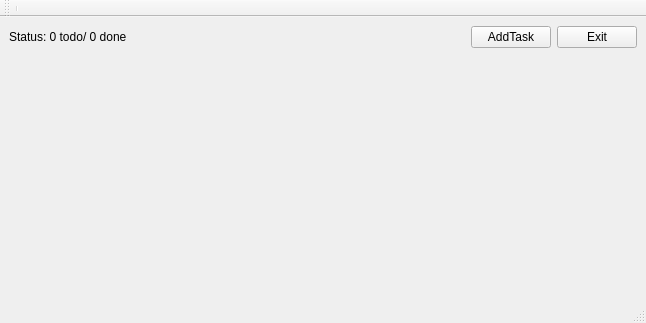
Old version of the form forms/mainwindow.ui in the repository Wittyx/qt-explore.
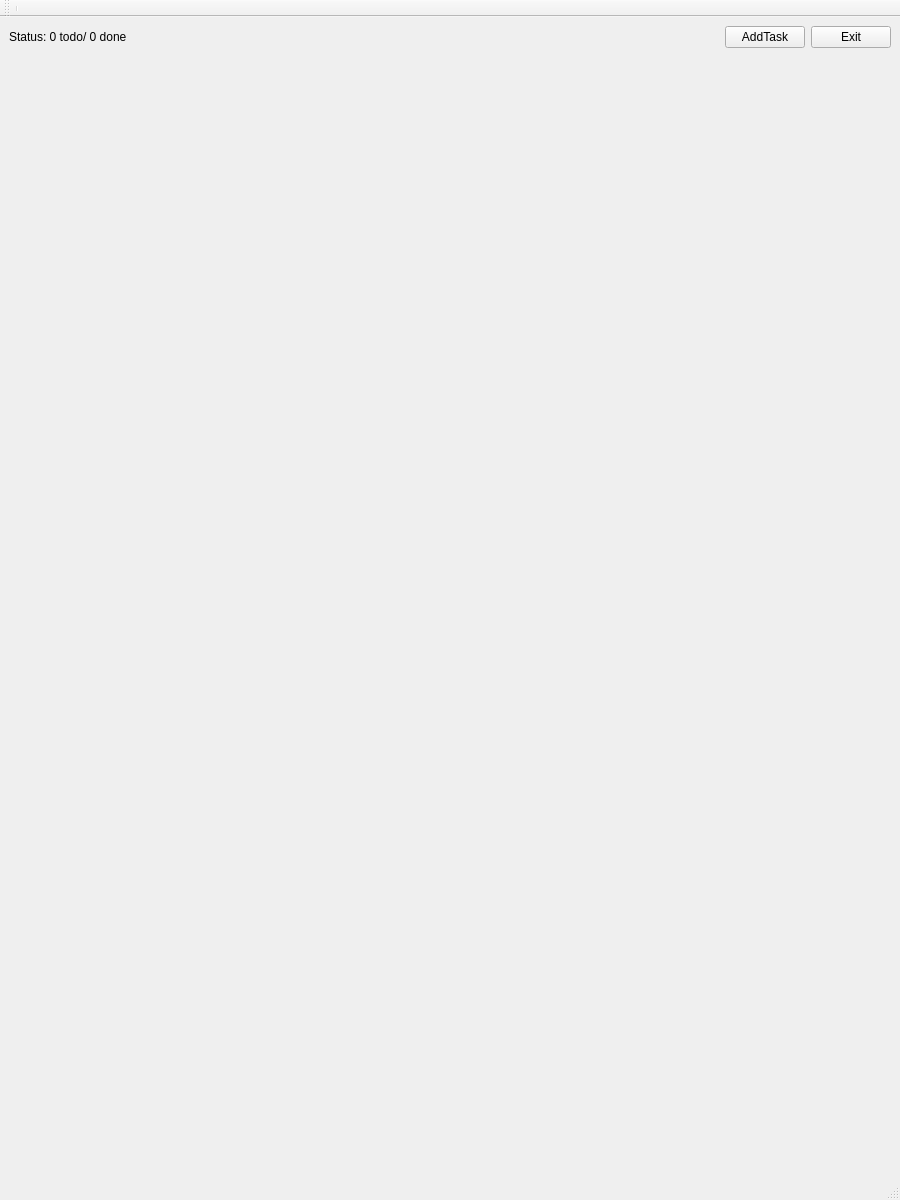
New version of the form.

Diff of the .ui file:
```diff
--- a/forms/mainwindow.ui
+++ b/forms/mainwindow.ui
@@ -6,10 +6,16 @@
    <rect>
     <x>0</x>
     <y>0</y>
-    <width>646</width>
-    <height>323</height>
+    <width>900</width>
+    <height>1200</height>
    </rect>
   </property>
+  <property name="minimumSize">
+   <size>
+    <width>900</width>
+    <height>1200</height>
+   </size>
+  </property>
   <property name="windowTitle">
    <string>MainWindow</string>
   </property>
```
